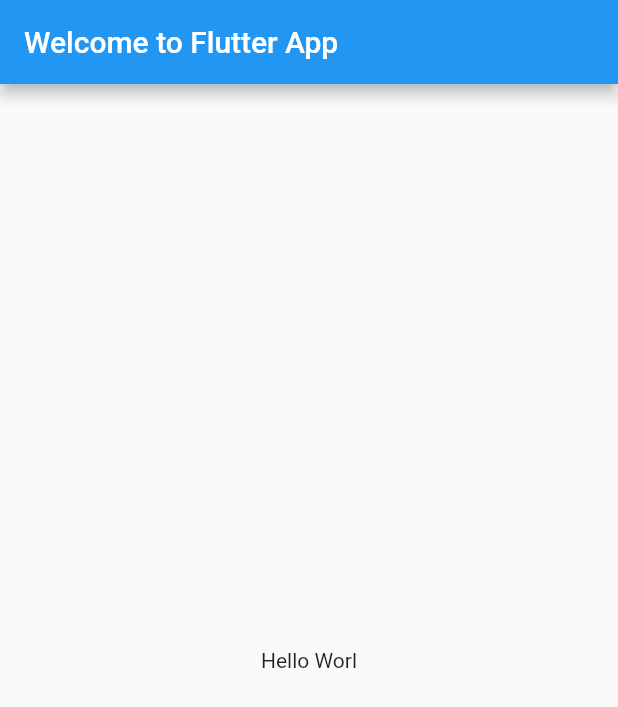
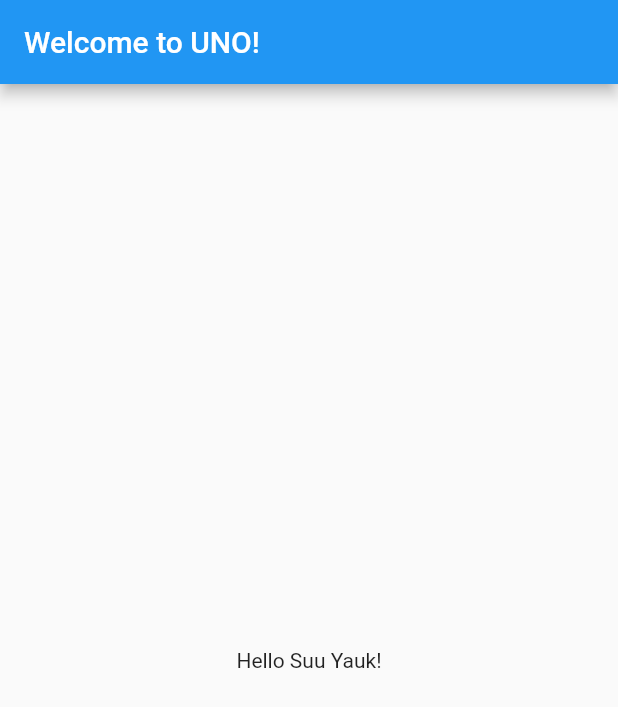
Before and after one commit to mizzuri/startup_namer, a Flutter app: the screen it shows after launch, on a phone screen of 412 x 824 dp. Shown: the top 707 px of the screen. Run offline on Flutter 3.47's test engine with Material 2 defaults, Android fonts, the phone set to English and light mode, and no system bars.

Commit message:
Some code changes

```diff
--- a/lib/main.dart
+++ b/lib/main.dart
@@ -9,10 +9,10 @@ class MyApp extends StatelessWidget {
       title: 'Welcome to Flutter',
       home: Scaffold(
         appBar: AppBar(
-          title: Text('Welcome to Flutter App'),
+          title: Text('Welcome to UNO!'),
         ),
         body: Center(
-          child: Text('Hello Worl'),
+          child: Text('Hello Suu Yauk!'),
         ),
       ),
     );
```
